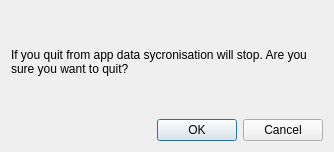
MrRobotDarlene/X-Cloud, file EEWidget/eequitdialog.ui: the form before one commit.
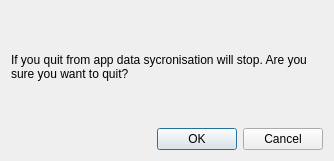
The form after the commit.

The edit to the form file:
```diff
--- a/EEWidget/eequitdialog.ui
+++ b/EEWidget/eequitdialog.ui
@@ -7,7 +7,7 @@
     <x>0</x>
     <y>0</y>
     <width>334</width>
-    <height>152</height>
+    <height>161</height>
    </rect>
   </property>
   <property name="windowTitle">
```
